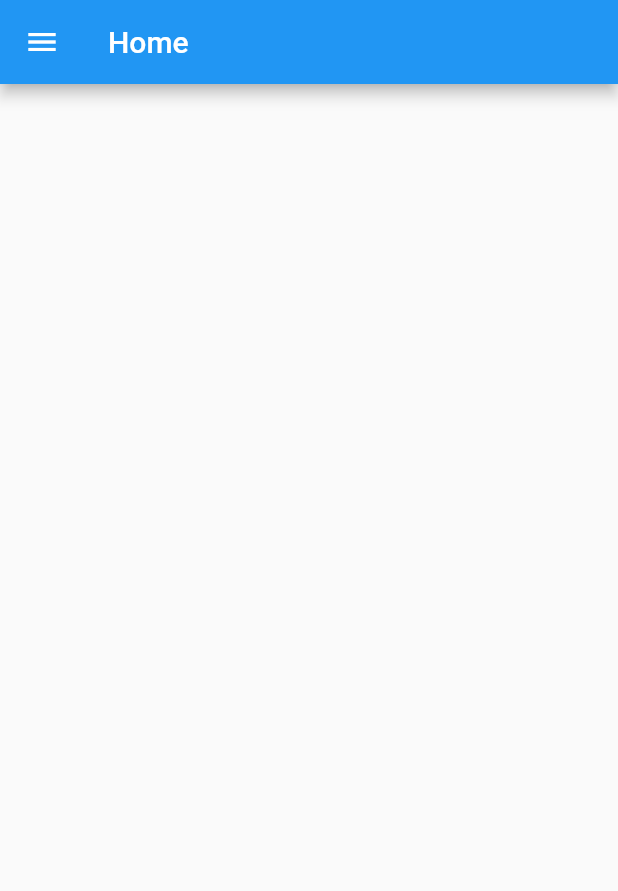
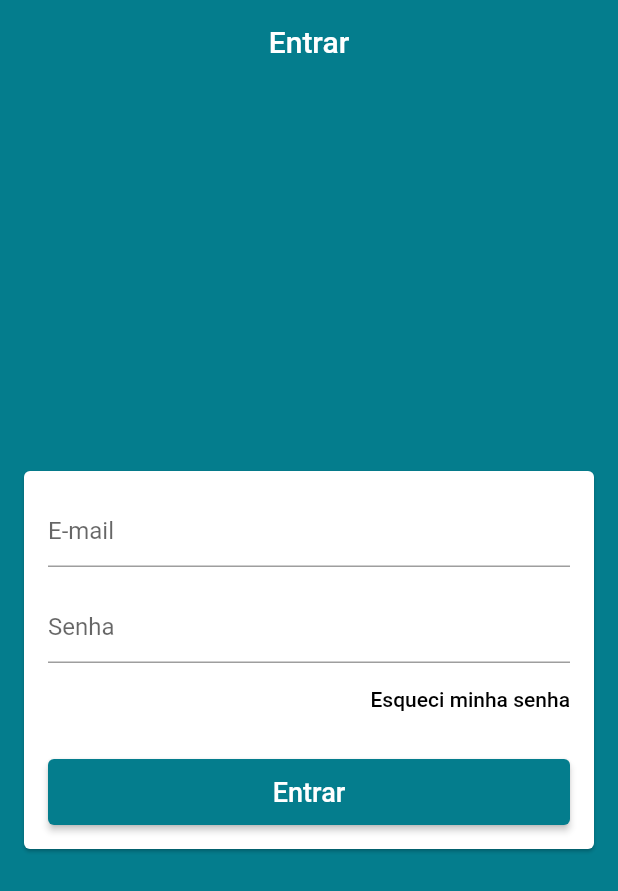
Before and after one commit to hb57786/loja_virtual, a Flutter app: the screen it shows after launch, on a phone screen of 412 x 824 dp. Shown: the top 891 px of the screen. Run offline on Flutter 3.47's test engine with Material 2 defaults, Android fonts, the phone set to English and light mode, and no system bars; our stand-ins replace cloud_firestore, firebase_core; accounts and stored records are empty.

Commit message:
Creating Login Screen

```diff
--- a/lib/common/custom_drawer/drawer_tile.dart
+++ b/lib/common/custom_drawer/drawer_tile.dart
@@ -12,6 +12,7 @@ class DrawerTile extends StatelessWidget {
   @override
   Widget build(BuildContext context) {
     final int curPage = context.watch<PageManager>().page;
+    final Color primaryColor = Theme.of(context).primaryColor;
 
     return InkWell(
       onTap: () {
@@ -26,14 +27,14 @@ class DrawerTile extends StatelessWidget {
               child: Icon(
                 iconData,
                 size: 32,
-                color: curPage == page ? Colors.red : Colors.grey[700],
+                color: curPage == page ? primaryColor : Colors.grey[700],
               ),
             ),
             Text(
               title,
               style: TextStyle(
                 fontSize: 16,
-                color: curPage == page ? Colors.red : Colors.grey[700],
+                color: curPage == page ? primaryColor : Colors.grey[700],
               ),
             )
           ],
--- a/lib/main.dart
+++ b/lib/main.dart
@@ -18,7 +18,9 @@ class MyApp extends StatelessWidget {
       title: 'Loja do Tadeu',
       debugShowCheckedModeBanner: false,
       theme: ThemeData(
-        primarySwatch: Colors.blue,
+        primaryColor: const Color.fromARGB(255, 4, 125, 141),
+        scaffoldBackgroundColor: const Color.fromARGB(255, 4, 125, 141),
+        appBarTheme: const AppBarTheme(elevation: 0),
         visualDensity: VisualDensity.adaptivePlatformDensity,
       ),
       home: BaseScreen(),
--- a/lib/screens/base/base_screen.dart
+++ b/lib/screens/base/base_screen.dart
@@ -1,6 +1,7 @@
 import 'package:flutter/material.dart';
 import 'package:loja_virtual/common/custom_drawer/custom_drawer.dart';
 import 'package:loja_virtual/models/page_manager.dart';
+import 'package:loja_virtual/screens/login/login_screen.dart';
 import 'package:provider/provider.dart';
 
 class BaseScreen extends StatelessWidget {
@@ -14,6 +15,7 @@ class BaseScreen extends StatelessWidget {
         controller: pageController,
         physics: const NeverScrollableScrollPhysics(),
         children: [
+          LoginScreen(),
           Scaffold(
             drawer: CustomDrawer(),
             appBar: AppBar(
--- /dev/null
+++ b/lib/screens/login/login_screen.dart
@@ -0,0 +1,68 @@
+import 'package:flutter/material.dart';
+
+class LoginScreen extends StatelessWidget {
+  @override
+  Widget build(BuildContext context) {
+    return Scaffold(
+      appBar: AppBar(
+        title: const Text('Entrar'),
+        centerTitle: true,
+      ),
+      body: Center(
+        child: Card(
+          margin: const EdgeInsets.symmetric(horizontal: 16.0),
+          child: ListView(
+            padding: const EdgeInsets.all(16.0),
+            shrinkWrap: true,
+            children: [
+              TextFormField(
+                decoration: const InputDecoration(hintText: 'E-mail'),
+                keyboardType: TextInputType.emailAddress,
+                autocorrect: false,
+                validator: (email) {
+                  return null;
+                },
+              ),
+              const SizedBox(height: 16.0),
+              TextFormField(
+                decoration: const InputDecoration(hintText: 'Senha'),
+                autocorrect: false,
+                obscureText: true,
+                validator: (pass) {
+                  if (pass.isEmpty || pass.length < 6) return 'Senha Inválida';
+                  return null;
+                },
+              ),
+              Align(
+                alignment: Alignment.centerRight,
+                child: TextButton(
+                  onPressed: () {},
+                  style: TextButton.styleFrom(padding: EdgeInsets.zero),
+                  child: const Text(
+                    'Esqueci minha senha',
+                    style: TextStyle(
+                      color: Colors.black,
+                    ),
+                  ),
+                ),
+              ),
+              const SizedBox(height: 16.0),
+              SizedBox(
+                height: 44.0,
+                child: ElevatedButton(
+                  onPressed: () {},
+                  style: ElevatedButton.styleFrom(
+                      primary: Theme.of(context).primaryColor),
+                  child: const Text(
+                    "Entrar",
+                    style: TextStyle(fontSize: 18),
+                  ),
+                ),
+              )
+            ],
+          ),
+        ),
+      ),
+    );
+  }
+}
```
